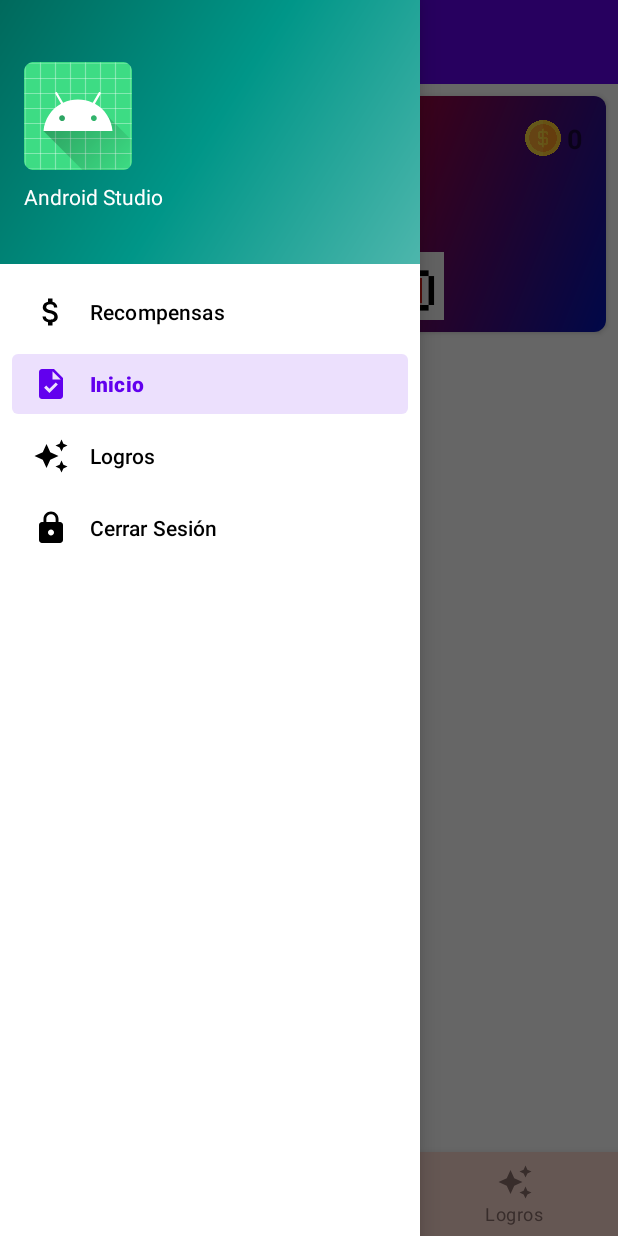
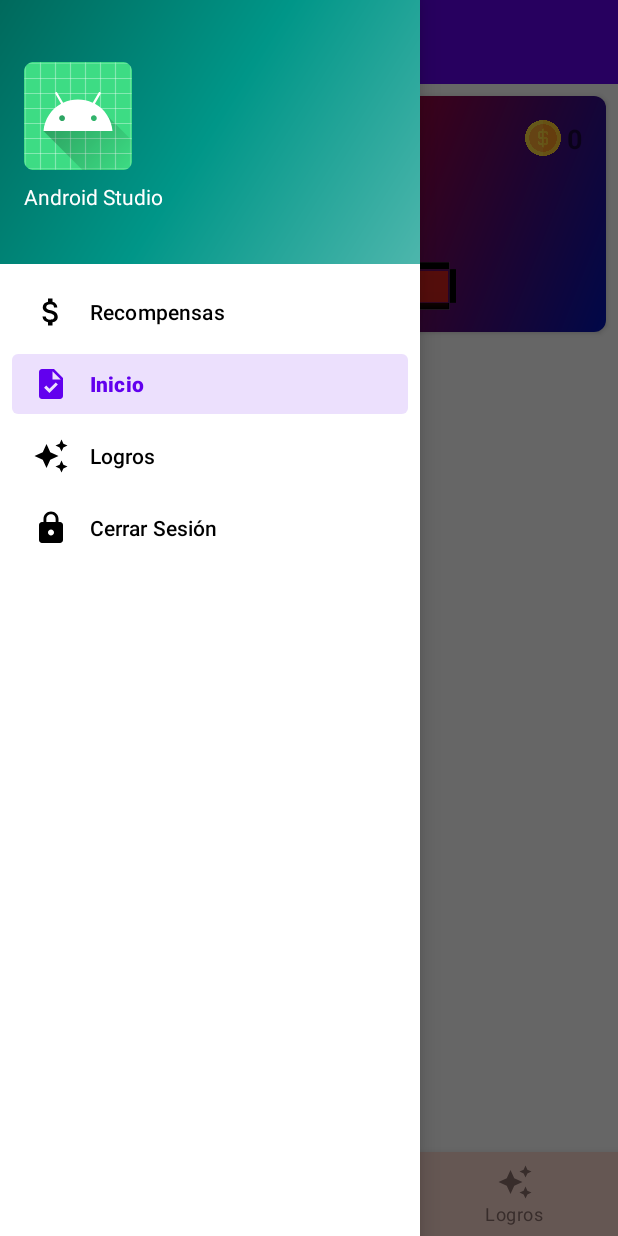
Before and after one commit to RubenHuertasGonzalez/WinHabit, an Android app: the screen it shows after launch once a user with an empty profile is signed in (MainActivity), with the side drawer open, on a phone screen of 412 x 824 dp. Run offline under Robolectric (Android 15) with nearby library versions, the phone set to English and light mode, and no system bars; our stand-ins replace Firebase (no records; nobody signed in at launch, a user with empty details on screens opened directly), navigation-ui.

Commit message:
Canvi de fons a healthbarborder.png

```diff
--- a/app/src/main/java/com/institutvidreres/winhabit/adapter/PerfilAdapter.kt
+++ b/app/src/main/java/com/institutvidreres/winhabit/adapter/PerfilAdapter.kt
@@ -24,8 +24,6 @@ class PerfilAdapter(private val recompensas: List<Recompensa>, private val conte
         val descripcionTextView: TextView = itemView.findViewById(R.id.descripcion_perfil_recompensa)
         val botonRecompensa: Button = itemView.findViewById(R.id.boton_perfil_recompensa)
     }
-
-    private var ultimoBotonClicado: Button? = null
 
     // Crea una nova vista (invocada per el layout manager)
     override fun onCreateViewHolder(parent: ViewGroup, viewType: Int): PerfilViewHolder {
--- a/app/src/main/res/layout/fragment_inicio.xml
+++ b/app/src/main/res/layout/fragment_inicio.xml
@@ -99,11 +99,11 @@
 
                 <ImageView
                     android:id="@+id/healthbar"
-                    android:layout_width="121dp"
-                    android:layout_height="35dp"
+                    android:layout_width="151dp"
+                    android:layout_height="39dp"
                     app:layout_constraintBottom_toBottomOf="@+id/healthbarBorder"
                     app:layout_constraintEnd_toEndOf="@+id/healthbarBorder"
-                    app:layout_constraintHorizontal_bias="0.688"
+                    app:layout_constraintHorizontal_bias="0.851"
                     app:layout_constraintStart_toStartOf="@+id/healthbarBorder"
                     app:layout_constraintTop_toTopOf="@+id/healthbarBorder"
                     app:layout_constraintVertical_bias="1.0"
--- a/app/src/main/res/layout/item_recompensa.xml
+++ b/app/src/main/res/layout/item_recompensa.xml
@@ -17,15 +17,16 @@
             android:layout_height="80dp"/>
 
         <!-- Descripción de la recompensa -->
+
+        <!-- Botón de la recompensa -->
         <TextView
             android:id="@+id/descripcion_recompensa"
             android:layout_width="0dp"
             android:layout_height="wrap_content"
             android:layout_weight="1"
             android:gravity="center"
-            android:textSize="16sp"/>
+            android:textSize="16sp" />
 
-        <!-- Botón de la recompensa -->
         <Button
             android:id="@+id/boton_recompensa"
             android:layout_width="wrap_content"
```
Also changed, not shown: app/src/main/res/drawable/healthbarborder.png.
